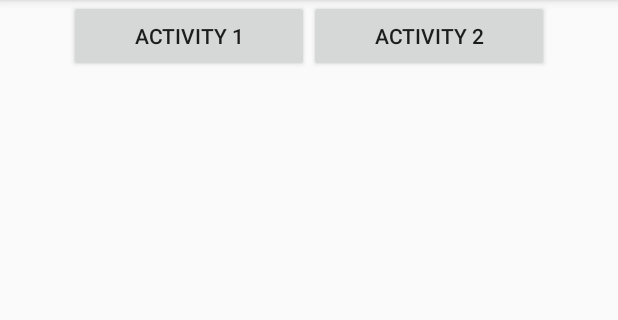
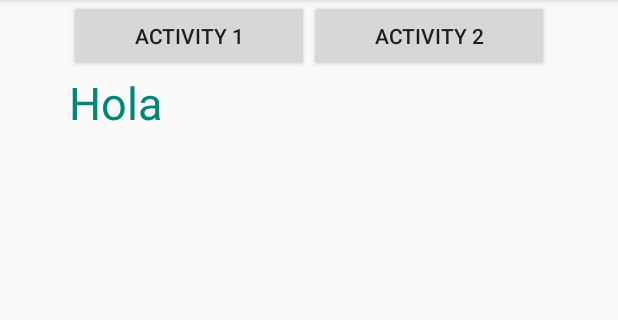
Before and after one commit to ANDROID-SergioRamos5/3_ActivitysConRetorno, an Android app: the screen it shows after launch (MainActivity), on a phone screen of 412 x 824 dp, the part 84-404 px from its top. Run offline under Robolectric (Android 15) with nearby library versions, the phone set to English and light mode, and no system bars.

Commit message:
Falta la vuelta a la activity main

```diff
--- a/app/src/main/AndroidManifest.xml
+++ b/app/src/main/AndroidManifest.xml
@@ -16,6 +16,8 @@
                 <category android:name="android.intent.category.LAUNCHER" />
             </intent-filter>
         </activity>
+        <activity android:name=".activity1"/>
+        <activity android:name=".activity2"/>
     </application>
 
 </manifest>
--- a/app/src/main/java/com/example/a3_activitysconretorno/MainActivity.java
+++ b/app/src/main/java/com/example/a3_activitysconretorno/MainActivity.java
@@ -2,15 +2,55 @@ package com.example.a3_activitysconretorno;
 
 import androidx.appcompat.app.AppCompatActivity;
 
+import android.content.Intent;
 import android.os.Bundle;
+import android.view.LayoutInflater;
+import android.view.View;
+import android.view.ViewGroup;
+import android.widget.Button;
+import android.widget.TextView;
+import android.widget.Toast;
 
-public class MainActivity extends AppCompatActivity {
+import org.w3c.dom.Text;
 
+public class MainActivity extends AppCompatActivity implements View.OnClickListener {
+
+    Button boton1;
+    Button boton2;
     @Override
     protected void onCreate(Bundle savedInstanceState) {
         super.onCreate(savedInstanceState);
         setContentView(R.layout.activity_main);
 
+        boton1 =(Button)findViewById(R.id.boton_activity1);
+        boton1.setOnClickListener(this);
+        boton2 =(Button)findViewById(R.id.boton_activity2);
+        boton2.setOnClickListener(this);
+
+
 
     }
+    @Override
+    public void onClick(View v)
+    {
+        if(v.getId() == R.id.boton_activity1)
+        {
+            Intent intento = new Intent(this, activity1.class);
+            startActivity(intento);
+
+            Toast.makeText(getApplicationContext(), "De la Actividad principal a la Activity 1",
+                    Toast.LENGTH_LONG).show();
+        }
+        if (v.getId() == R.id.boton_activity2)
+        {
+            Intent intento = new Intent(this, activity2.class);
+            startActivity(intento);
+
+            Toast.makeText(getApplicationContext(), "De la Actividad principal a la Activity 2",
+                    Toast.LENGTH_LONG).show();
+        }
+
+    }
+
+
 }
--- a/app/src/main/res/layout/activity1.xml
+++ b/app/src/main/res/layout/activity1.xml
@@ -1,9 +1,9 @@
 <?xml version="1.0" encoding="utf-8"?>
 <RelativeLayout xmlns:android="http://schemas.android.com/apk/res/android"
-    android:orientation="vertical"
     android:layout_width="match_parent"
     android:layout_height="match_parent"
-    android:background="@color/colorPrimaryDark">
+    android:background="@color/colorPrimaryDark"
+    android:id="@+id/layout_activity1">
 
     <TextView
         android:id="@+id/tV_activity1"
--- a/app/src/main/res/layout/activity2.xml
+++ b/app/src/main/res/layout/activity2.xml
@@ -2,10 +2,11 @@
 <RelativeLayout xmlns:android="http://schemas.android.com/apk/res/android"
     android:layout_width="match_parent"
     android:layout_height="match_parent"
-    android:background="@color/colorPrimaryDark">
+    android:background="@color/colorPrimaryDark"
+    android:id="@+id/layout_activity2">
 
     <TextView
-        android:id="@+id/tV_android2"
+        android:id="@+id/tV_activity2"
         android:layout_width="wrap_content"
         android:layout_height="wrap_content"
         android:layout_centerHorizontal="true"
--- a/app/src/main/res/layout/activity_main.xml
+++ b/app/src/main/res/layout/activity_main.xml
@@ -2,6 +2,7 @@
 <RelativeLayout xmlns:android="http://schemas.android.com/apk/res/android"
     xmlns:tools="http://schemas.android.com/tools"
     android:layout_width="match_parent"
+    android:id="@+id/activity_main"
     android:orientation="vertical"
     android:layout_height="match_parent"
     android:gravity="center_horizontal"
@@ -23,5 +24,13 @@
         android:layout_toEndOf="@id/boton_activity1"
         android:ems="10"
         android:text="@string/textActivity2"/>
+    <TextView
+        android:id="@+id/textoVuelta"
+        android:layout_width="wrap_content"
+        android:layout_height="wrap_content"
+        android:layout_below="@id/boton_activity1"
+        android:textSize="30dp"
+        android:text="Hola"
+        android:textColor="@color/colorPrimary"/>
 
 </RelativeLayout>
```
Also changed, not shown: app/src/main/java/com/example/a3_activitysconretorno/activity1.java (+12 -0 lines), app/src/main/java/com/example/a3_activitysconretorno/activity2.java (added, +16 -0 lines).
